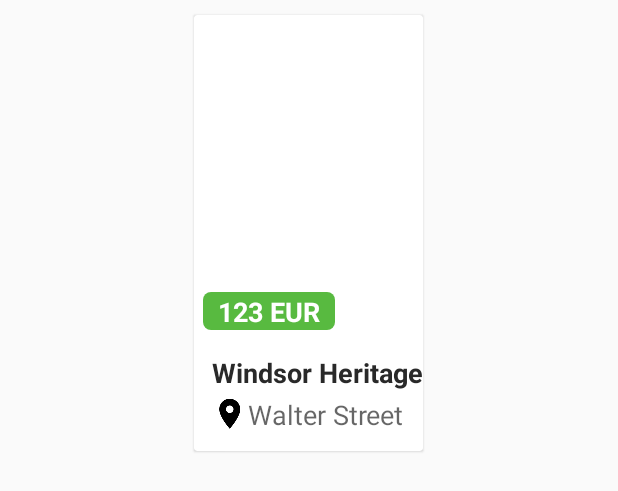
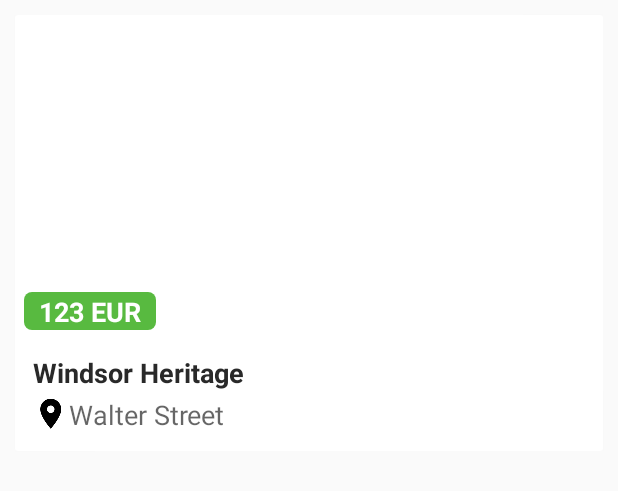
Before and after one commit to jotish/realestateslist, an Android app: the layout item_layout.xml on its own in the app's theme, with its tools: preview values and no code run, on a phone screen of 412 x 824 dp. Shown: the top 491 px of the screen. Run offline under Robolectric (Android 15) with nearby library versions, the light colour scheme and no system bars; network calls fail.

Commit message:
fixing width

```diff
--- a/app/src/main/res/layout/item_layout.xml
+++ b/app/src/main/res/layout/item_layout.xml
@@ -10,7 +10,7 @@
 
   <android.support.v7.widget.CardView
     android:id="@+id/itemView"
-    android:layout_width="wrap_content"
+    android:layout_width="match_parent"
     android:layout_height="wrap_content"
     android:layout_margin="10dp"
     android:layout_gravity="center_horizontal"
```
